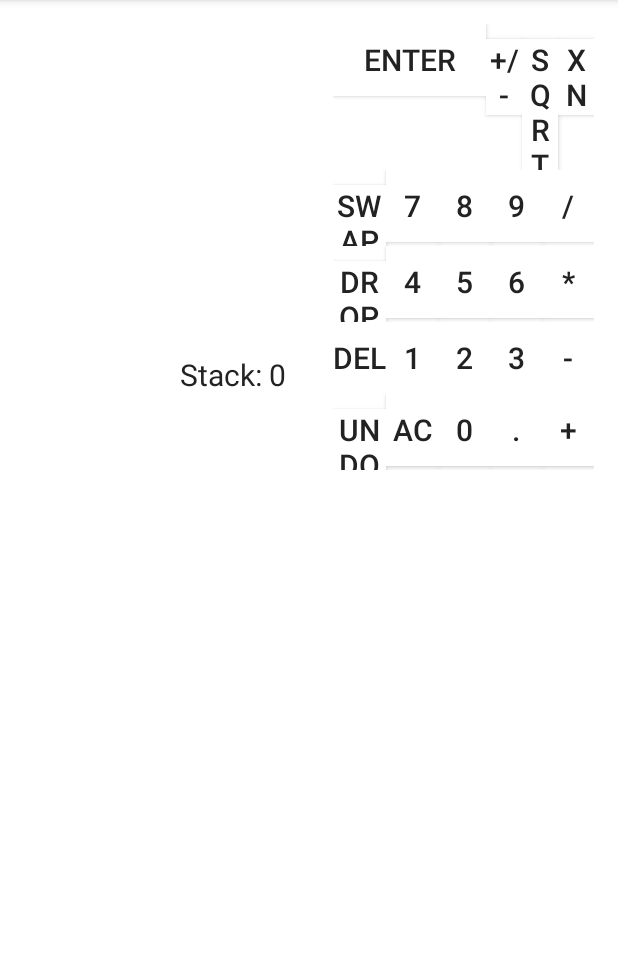
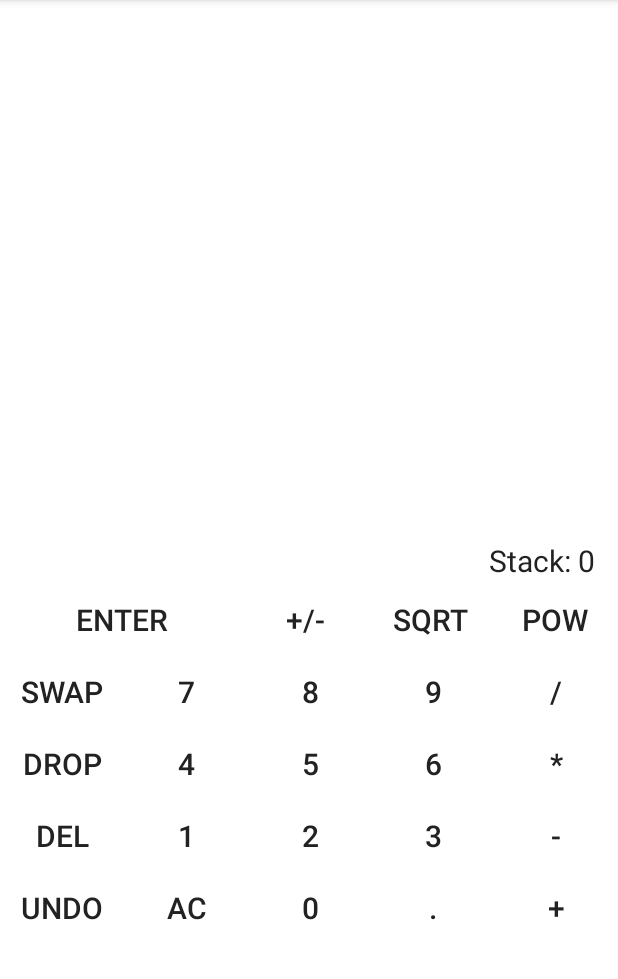
Before and after one commit to dawid7255/KalkulatorRPN, an Android app: the screen it shows after launch (MainActivity), on a phone screen of 412 x 824 dp, the part 84-1063 px from its top. Run offline under Robolectric (Android 15) with nearby library versions, the phone set to English and light mode, and no system bars.

```diff
--- a/app/src/main/res/layout/activity_main.xml
+++ b/app/src/main/res/layout/activity_main.xml
@@ -6,25 +6,27 @@
     android:layout_width="match_parent"
     android:layout_height="match_parent"
     android:background="@color/white1"
-    tools:context=".MainActivity">
+    tools:context=".MainActivity"
+    tools:layout_editor_absoluteY="81dp">
 
     <LinearLayout
-        android:layout_width="match_parent"
+        android:id="@+id/root_layout"
+        android:layout_width="wrap_content"
         android:layout_height="wrap_content"
-        android:orientation="horizontal"
-        tools:layout_editor_absoluteX="41dp"
-        tools:layout_editor_absoluteY="16dp">
+        android:layout_marginEnd="8dp"
+        android:layout_marginLeft="8dp"
+        android:layout_marginRight="8dp"
+        android:layout_marginStart="8dp"
+        android:orientation="vertical"
+        app:layout_constraintBottom_toBottomOf="parent"
+        app:layout_constraintEnd_toEndOf="parent"
+        app:layout_constraintStart_toStartOf="parent"
+        app:layout_constraintTop_toTopOf="parent">
 
-        <LinearLayout
-            android:layout_width="match_parent"
-            android:layout_height="match_parent"
-            android:layout_weight="1"
-            android:orientation="vertical">
 
         <ScrollView
             android:layout_width="match_parent"
             android:layout_height="210dp"
-                android:layout_marginBottom="15dp"
             tools:layout_marginLeft="15dp"
             tools:layout_marginRight="15dp">
 
@@ -41,56 +43,36 @@
                 android:textSize="30dp" />
         </ScrollView>
 
+
         <LinearLayout
             android:layout_width="match_parent"
             android:layout_height="wrap_content"
             android:layout_marginLeft="15dp"
             android:layout_marginRight="15dp"
-                android:layout_weight="1"
             android:orientation="horizontal">
 
             <TextView
                 android:id="@+id/TextViewBuffor"
-                    android:layout_width="match_parent"
+                android:layout_width="wrap_content"
                 android:layout_height="40dp"
                 android:layout_weight="1"
-                    android:gravity="center_vertical|start"
+                android:gravity="start"
+                android:text=""
                 android:textAlignment="textStart"
                 android:textColor="@color/black2"
                 android:textSize="30dp" />
 
             <TextView
                 android:id="@+id/ilosc"
-                    android:layout_width="match_parent"
+                android:layout_width="wrap_content"
                 android:layout_height="40dp"
                 android:layout_weight="1"
-                    android:gravity="center_vertical|end"
+                android:gravity="end"
                 android:text="Stack: 0"
                 android:textAlignment="textEnd"
                 android:textColor="@color/black2"
                 android:textSize="20dp" />
         </LinearLayout>
-
-        </LinearLayout>
-
-        <LinearLayout
-            android:id="@+id/root_layout"
-            android:layout_width="match_parent"
-            android:layout_height="match_parent"
-            android:layout_margin="16dp"
-            android:layout_marginBottom="8dp"
-            android:layout_marginEnd="8dp"
-            android:layout_marginLeft="8dp"
-            android:layout_marginRight="8dp"
-            android:layout_marginStart="8dp"
-            android:layout_marginTop="8dp"
-            android:layout_weight="1"
-            android:orientation="vertical"
-            app:layout_constraintBottom_toBottomOf="parent"
-            app:layout_constraintEnd_toEndOf="parent"
-            app:layout_constraintStart_toStartOf="parent"
-            app:layout_constraintTop_toTopOf="parent">
-
 
         <LinearLayout
             android:layout_width="match_parent"
@@ -131,13 +113,13 @@
                 android:textSize="20dp" />
 
             <Button
-                    android:id="@+id/Pow"
+                android:id="@+id/XN"
                 android:layout_width="wrap_content"
                 android:layout_height="wrap_content"
                 android:layout_weight="1"
                 android:background="@color/white1"
                 android:onClick="Potega"
-                    android:text="Xn"
+                android:text="Pow"
                 android:textColor="@color/black2"
                 android:textSize="20dp" />
 
@@ -393,6 +375,4 @@
 
     </LinearLayout>
 
-    </LinearLayout>
-
 </android.support.constraint.ConstraintLayout>
```
Lines whose indentation alone changed are shown as unchanged.
